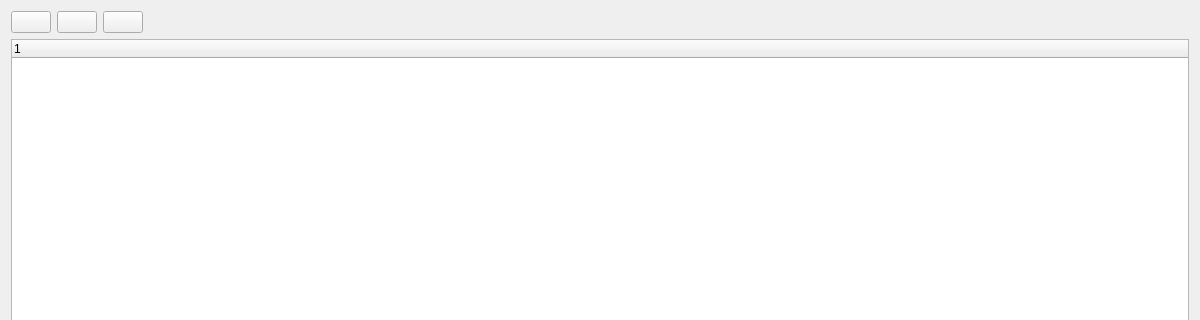
Lenium37/SigLight, file src/ui/change_fixtures.ui: the form before one commit; both pictures show x 0 to 1200 and y 0 to 320 of the 1200 by 800 pixel window.
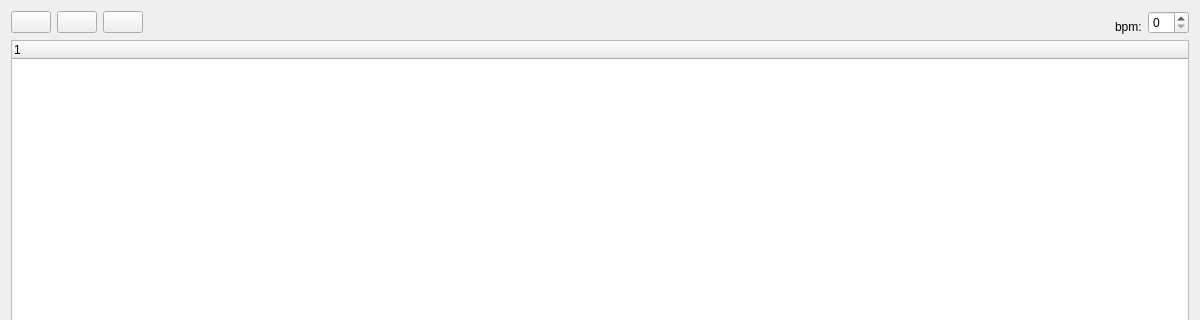
The form after the commit. Icons and pictures are not drawn.

Commit message: added user bpm input to GUI

```diff
--- a/src/ui/change_fixtures.ui
+++ b/src/ui/change_fixtures.ui
@@ -72,6 +72,32 @@
         </property>
        </spacer>
       </item>
+      <item alignment="Qt::AlignHCenter|Qt::AlignBottom">
+       <widget class="QLabel" name="l_user_bpm">
+        <property name="sizePolicy">
+         <sizepolicy hsizetype="Preferred" vsizetype="Preferred">
+          <horstretch>0</horstretch>
+          <verstretch>0</verstretch>
+         </sizepolicy>
+        </property>
+        <property name="layoutDirection">
+         <enum>Qt::LeftToRight</enum>
+        </property>
+        <property name="autoFillBackground">
+         <bool>false</bool>
+        </property>
+        <property name="styleSheet">
+         <string notr="true"/>
+        </property>
+        <property name="text">
+         <string>bpm:</string>
+        </property>
+       </widget>
+      </item>
+      <item>
+       <widget class="QSpinBox" name="sB_user_bpm">
+       </widget>
+      </item>
      </layout>
     </item>
     <item>
```
The commit also changes 3 other files.
